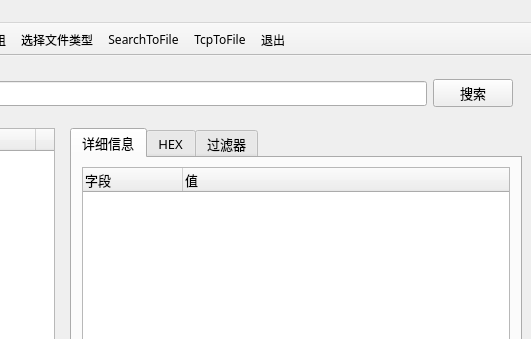
Old version of the form source/main_window.ui in the repository ISDevLearn/Sniffer; both pictures show x 574 to 1105 and y 0 to 339 of the 1105 by 822 pixel window.
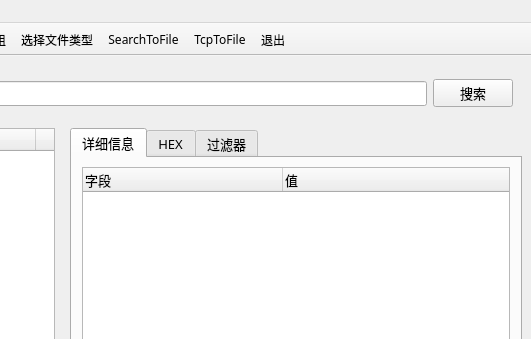
New version of the form. Icons and pictures are not drawn.

Diff of the .ui file:
```diff
--- a/source/main_window.ui
+++ b/source/main_window.ui
@@ -326,6 +326,12 @@
               <property name="autoExpandDelay">
                <number>-1</number>
               </property>
+              <attribute name="headerDefaultSectionSize">
+               <number>200</number>
+              </attribute>
+              <attribute name="headerMinimumSectionSize">
+               <number>200</number>
+              </attribute>
               <column>
                <property name="text">
                 <string>字段</string>
```
